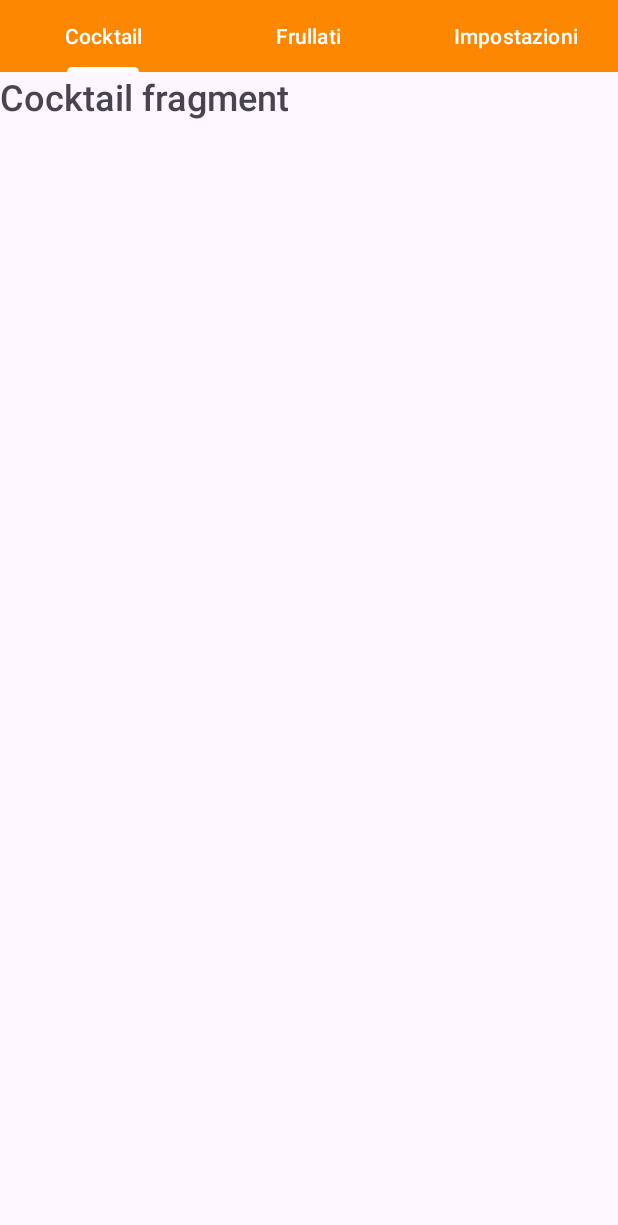
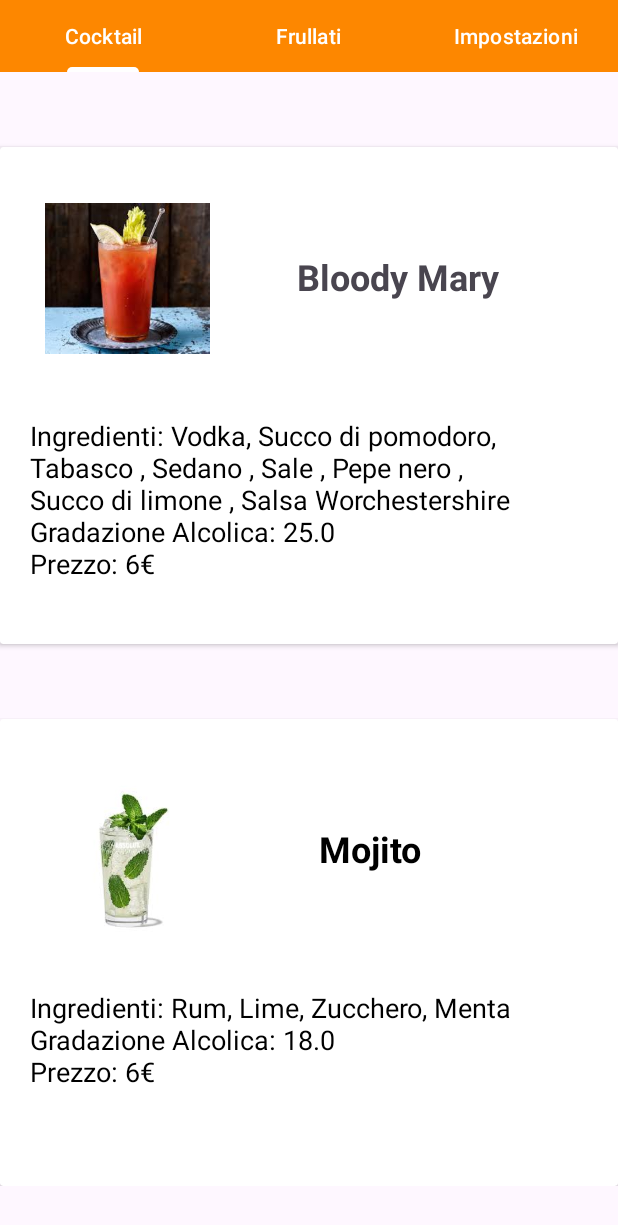
Before and after one commit to Alexfinitore10/ProgettoCocktailSellerApp, an Android app: the DrinkFragment screen opened directly, with no data from a screen before it, on a phone screen of 412 x 824 dp. Shown: the top 1225 px of the screen. Run offline under Robolectric (Android 15) with nearby library versions, the phone set to English and light mode, and no system bars.

Commit message:
Create cards per alcuni drink. Spostati alcuni attributi dalle classi figlie (Coktail e Frullato) alla classe madre (Bevanda)

```diff
--- a/Client/app/build.gradle
+++ b/Client/app/build.gradle
@@ -31,9 +31,14 @@ android {
 dependencies {
 
     implementation 'androidx.appcompat:appcompat:1.6.1'
-    implementation 'com.google.android.material:material:1.10.0'
+    implementation 'com.google.android.material:material:1.11.0'
     implementation 'androidx.constraintlayout:constraintlayout:2.1.4'
+    implementation "androidx.cardview:cardview:1.0.0"
+    implementation 'androidx.legacy:legacy-support-v4:1.0.0'
     testImplementation 'junit:junit:4.13.2'
     androidTestImplementation 'androidx.test.ext:junit:1.1.5'
     androidTestImplementation 'androidx.test.espresso:espresso-core:3.5.1'
+    implementation "androidx.cardview:cardview:1.0.0"
+
+
 }
--- a/Client/app/src/main/java/com/example/cocktailapp/Bevanda.java
+++ b/Client/app/src/main/java/com/example/cocktailapp/Bevanda.java
@@ -3,17 +3,23 @@ package com.example.cocktailapp;
 public class Bevanda {
     private String nome;
     private double prezzo;
+    private String ingredienti;
 
-    public Bevanda(String name, double price) {
+    public Bevanda(String name, double price, String ingredients) {
         this.nome = name;
         this.prezzo = price;
+        this.ingredienti = ingredients;
     }
 
-    public String getName() {
+    public String getNome() {
         return nome;
     }
 
     public double getPrezzo() {
         return prezzo;
     }
+
+    public String getIngredienti() {
+        return ingredienti;
+    }
 }
--- a/Client/app/src/main/java/com/example/cocktailapp/Cocktail.java
+++ b/Client/app/src/main/java/com/example/cocktailapp/Cocktail.java
@@ -1,12 +1,14 @@
 package com.example.cocktailapp;
 
 public class Cocktail extends Bevanda {
-    private String ingredienti;
     private double gradazione_alcolica;
 
-    public Cocktail(String name, double price, String ingredients, double alcoholContent) {
-        super(name, price);
-        this.ingredienti = ingredients;
+    public Cocktail(String name, double price,String ingredients, double alcoholContent) {
+        super(name, price, ingredients);
         this.gradazione_alcolica = alcoholContent;
     }
+
+    public double getGradazione_alcolica() {
+        return gradazione_alcolica;
+    }
 }
--- a/Client/app/src/main/java/com/example/cocktailapp/Frullato.java
+++ b/Client/app/src/main/java/com/example/cocktailapp/Frullato.java
@@ -1,11 +1,9 @@
 package com.example.cocktailapp;
 
 public class Frullato extends Bevanda {
-    private String ingredienti;
 
     public Frullato(String nome, double prezzo, String ingredienti) {
-        super(nome, prezzo);
-        this.ingredienti = ingredienti;
+        super(nome, prezzo,ingredienti);
     }
 
 }
--- a/Client/app/src/main/res/layout/activity_shop.xml
+++ b/Client/app/src/main/res/layout/activity_shop.xml
@@ -53,9 +53,7 @@
         app:layout_constraintBottom_toBottomOf="parent"
         app:layout_constraintEnd_toEndOf="parent"
         app:layout_constraintStart_toStartOf="parent"
-        app:layout_constraintTop_toBottomOf="@+id/NameTabLayout">
-
-    </androidx.viewpager2.widget.ViewPager2>
+        app:layout_constraintTop_toBottomOf="@+id/NameTabLayout"/>
 
 
 </androidx.constraintlayout.widget.ConstraintLayout>
--- a/Client/app/src/main/res/layout/fragment_cocktail.xml
+++ b/Client/app/src/main/res/layout/fragment_cocktail.xml
@@ -1,16 +1,97 @@
 <?xml version="1.0" encoding="utf-8"?>
 <FrameLayout xmlns:android="http://schemas.android.com/apk/res/android"
+    xmlns:app="http://schemas.android.com/apk/res-auto"
     xmlns:tools="http://schemas.android.com/tools"
     android:id="@+id/FragmentCocktail"
     android:layout_width="match_parent"
     android:layout_height="match_parent"
     tools:context=".DrinkFragment" >
 
-    <TextView
-        android:id="@+id/textView"
-        android:layout_width="wrap_content"
-        android:layout_height="wrap_content"
-        android:fontFamily="sans-serif-medium"
-        android:text="Cocktail fragment"
-        android:textSize="24sp" />
+    <ScrollView
+        android:id="@+id/DrinkScroller"
+        android:layout_width="match_parent"
+        android:layout_height="match_parent">
+
+        <LinearLayout
+            android:id="@+id/ScrollerLayout"
+            android:layout_width="match_parent"
+            android:layout_height="wrap_content"
+            android:orientation="vertical" >
+
+            <androidx.cardview.widget.CardView
+                android:id="@+id/BloodyMaryCardView"
+                android:layout_width="match_parent"
+                android:layout_height="331dp"
+                android:layout_marginTop="50dp">
+
+                <ImageView
+                    android:id="@+id/BloodyMaryImage"
+                    android:layout_width="110dp"
+                    android:layout_height="115dp"
+                    android:layout_marginStart="30dp"
+                    android:layout_marginTop="30dp"
+                    android:src="@drawable/bloodymary" />
+
+                <TextView
+                    android:id="@+id/BloodyMaryTitle"
+                    android:layout_width="180dp"
+                    android:layout_height="58dp"
+                    android:layout_marginStart="175dp"
+                    android:layout_marginTop="70dp"
+                    android:text="Bloody Mary"
+                    android:textAlignment="center"
+                    android:textSize="24sp"
+                    android:textStyle="bold" />
+
+                <TextView
+                    android:id="@+id/BloodyMaryIngredients"
+                    android:layout_width="331dp"
+                    android:layout_height="119dp"
+                    android:layout_marginStart="20dp"
+                    android:layout_marginTop="180dp"
+                    android:text="Ingredienti: Vodka, Succo di pomodoro, Tabasco , Sedano , Sale , Pepe nero , Succo di limone , Salsa Worchestershire\nGradazione Alcolica: 25.0\nPrezzo: 6€"
+                    android:textColor="#000000"
+                    android:textSize="18sp" />
+            </androidx.cardview.widget.CardView>
+
+            <androidx.cardview.widget.CardView
+                android:id="@+id/MojitoCardView"
+                android:layout_width="match_parent"
+                android:layout_height="311dp"
+                android:layout_marginTop="50dp">
+
+                <ImageView
+                    android:id="@+id/MojitoImage"
+                    android:layout_width="110dp"
+                    android:layout_height="115dp"
+                    android:layout_marginStart="30sp"
+                    android:layout_marginTop="30sp"
+                    android:src="@drawable/mojito" />
+
+                <TextView
+                    android:id="@+id/MojitoTitle"
+                    android:layout_width="143dp"
+                    android:layout_height="60dp"
+                    android:layout_marginStart="175dp"
+                    android:layout_marginTop="70dp"
+                    android:clickable="false"
+                    android:text="Mojito"
+                    android:textAlignment="center"
+                    android:textColor="#000000"
+                    android:textSize="24sp"
+                    android:textStyle="bold" />
+
+                <TextView
+                    android:id="@+id/MojitoIngredients"
+                    android:layout_width="355dp"
+                    android:layout_height="100dp"
+                    android:layout_marginStart="20dp"
+                    android:layout_marginTop="180dp"
+                    android:text="Ingredienti: Rum, Lime, Zucchero, Menta\nGradazione Alcolica: 18.0\nPrezzo: 6€"
+                    android:textColor="#000000"
+                    android:textSize="18sp" />
+            </androidx.cardview.widget.CardView>
+        </LinearLayout>
+    </ScrollView>
+
 </FrameLayout>
--- a/Client/build.gradle
+++ b/Client/build.gradle
@@ -1,4 +1,4 @@
 // Top-level build file where you can add configuration options common to all sub-projects/modules.
 plugins {
-id 'com.android.application' version '8.3.1' apply false
+id 'com.android.application' version '8.4.0' apply false
 }
```
Also changed, not shown: Client/app/src/main/res/drawable/bloodymary.jpg (added), Client/app/src/main/res/drawable/mojito.jpg (added), Client/gradle/wrapper/gradle-wrapper.properties.
